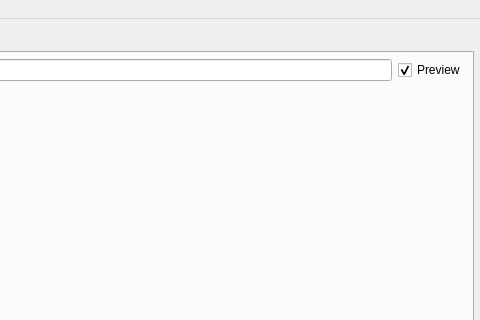
This is mainwindow.ui in gbizzotto/eptg as Qt 5 draws it before an edit; both pictures show x 614 to 1094 and y 0 to 320 of the 1094 by 743 pixel window. The edited form follows.
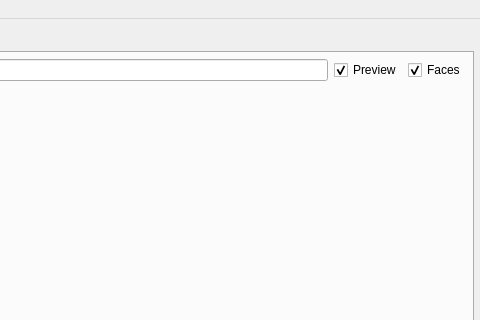
This is the edited form. Icons and pictures are not drawn. Custom widgets are drawn as their Qt base class.

Commit message: Face recognition with opencv, linux only, breaks other platforms. FaceLib by chatgpt 5.5.

The edit to the form file:
```diff
--- a/mainwindow.ui
+++ b/mainwindow.ui
@@ -171,6 +171,16 @@
               </property>
              </widget>
             </item>
+            <item>
+             <widget class="QCheckBox" name="facesCheckBox">
+              <property name="text">
+               <string>Faces</string>
+              </property>
+              <property name="checked">
+               <bool>true</bool>
+              </property>
+             </widget>
+            </item>
            </layout>
           </item>
           <item>
```
Left out of the diff: 18 changed lines with no effect on the pictures. The commit also changes 9 other files.
